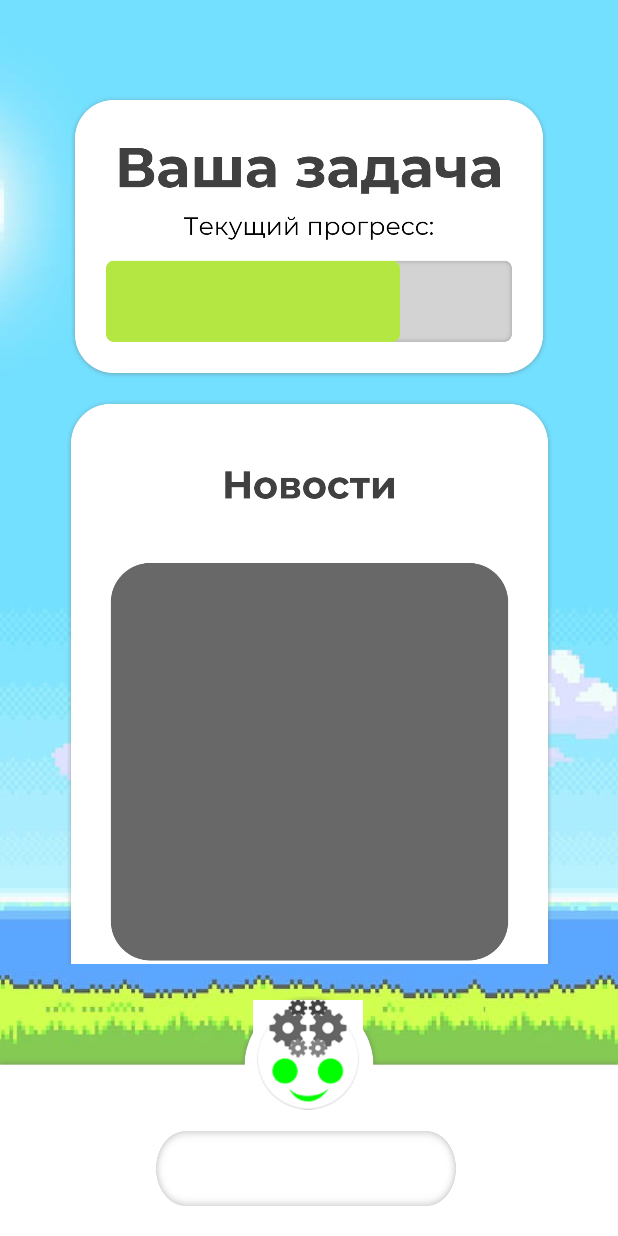
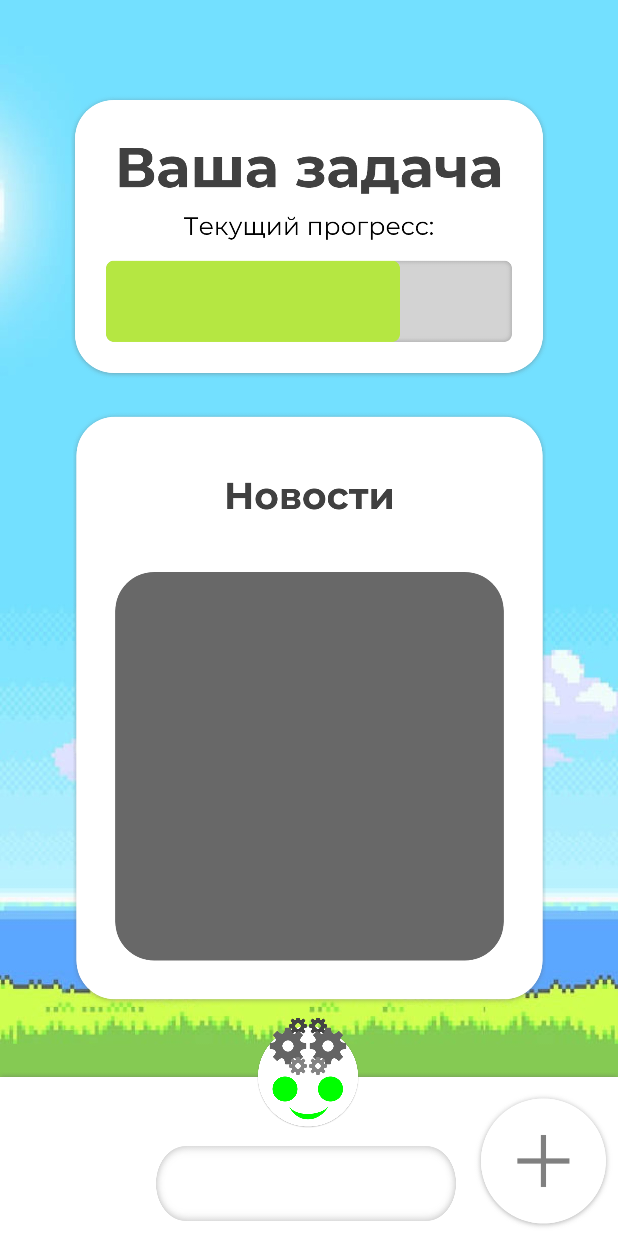
Before and after one commit to TeamPythonSharp/KeGO_client, an Android app: the screen it shows after launch (MainActivity), on a phone screen of 412 x 824 dp. Run offline under Robolectric (Android 15) with nearby library versions, the phone set to English and light mode, and no system bars.

Commit message:
Merge remote-tracking branch 'origin/widget'

```diff
--- a/app/build.gradle
+++ b/app/build.gradle
@@ -37,6 +37,7 @@ dependencies {
     implementation 'androidx.appcompat:appcompat:1.4.2'
     implementation 'com.google.android.material:material:1.6.1'
     implementation 'androidx.constraintlayout:constraintlayout:2.1.4'
+    implementation 'io.github.pilgr:paperdb:2.7.2'
     testImplementation 'junit:junit:4.13.2'
     androidTestImplementation 'androidx.test.ext:junit:1.1.3'
     androidTestImplementation 'androidx.test.espresso:espresso-core:3.4.0'
--- a/app/src/main/java/com/example/kegowidget/KeGOWidget.java
+++ b/app/src/main/java/com/example/kego_client/KeGOWidget.java
@@ -1,4 +1,4 @@
-package com.example.kegowidget;
+package com.example.kego_client;
 
 import android.app.PendingIntent;
 import android.appwidget.AppWidgetManager;
--- a/app/src/main/java/com/example/kego_client/MainActivity.kt
+++ b/app/src/main/java/com/example/kego_client/MainActivity.kt
@@ -21,5 +21,12 @@ class MainActivity : AppCompatActivity() {
             val intent = Intent(this@MainActivity, TasksActivity::class.java)
             startActivity(intent, options.toBundle())
         }
+
+        val toWidgetConfigButton = findViewById<ImageView>(R.id.to_widget_config)
+        toWidgetConfigButton.setOnClickListener{
+            val intent = Intent(this@MainActivity, TimerConfigActivity::class.java)
+            startActivity(intent)
+            overridePendingTransition(android.R.anim.fade_in, android.R.anim.fade_out)
+        }
     }
 }
--- a/app/src/main/java/com/example/kegowidget/TimerConfigActivity.java
+++ b/app/src/main/java/com/example/kego_client/TimerConfigActivity.java
@@ -1,4 +1,4 @@
-package com.example.kegowidget;
+package com.example.kego_client;
 
 
 import android.widget.Button;
@@ -44,7 +44,7 @@ public class TimerConfigActivity extends AppCompatActivity {
             }
             Paper.book().write("data_and_time", diff_date);
             Toast.makeText(TimerConfigActivity.this, "Поехали!",Toast.LENGTH_SHORT).show();
-            finish();
+            finishAfterTransition();
         });
     }
 }
--- a/app/src/main/res/layout/activity_main.xml
+++ b/app/src/main/res/layout/activity_main.xml
@@ -9,9 +9,9 @@
 
     <ImageView
         android:id="@+id/news"
-        android:layout_width="323dp"
-        android:layout_height="552dp"
-        android:layout_marginTop="176dp"
+        android:layout_width="319dp"
+        android:layout_height="404dp"
+        android:layout_marginTop="270dp"
         android:contentDescription="@string/nothing"
         app:layout_constraintEnd_toEndOf="parent"
         app:layout_constraintStart_toStartOf="parent"
@@ -21,9 +21,9 @@
     <ImageView
         android:id="@+id/main_bottom"
         android:layout_width="match_parent"
-        android:layout_height="wrap_content"
-        android:adjustViewBounds="true"
+        android:layout_height="150dp"
         android:contentDescription="@string/nothing"
+        android:scaleType="fitXY"
         app:layout_constraintBottom_toBottomOf="parent"
         app:layout_constraintEnd_toEndOf="parent"
         app:layout_constraintStart_toStartOf="parent"
@@ -33,15 +33,14 @@
         android:id="@+id/main_logo"
         android:layout_width="73dp"
         android:layout_height="82dp"
-        android:layout_marginBottom="80dp"
+        android:clickable="true"
         android:contentDescription="@string/app_name"
-        android:clickable="true"
         android:focusable="true"
         android:transitionName="logo_transition"
-        app:layout_constraintBottom_toBottomOf="parent"
         app:layout_constraintEnd_toEndOf="parent"
         app:layout_constraintHorizontal_bias="0.498"
         app:layout_constraintStart_toStartOf="parent"
+        app:layout_constraintTop_toTopOf="@+id/main_bottom"
         app:srcCompat="@drawable/logo"
         tools:ignore="DuplicateSpeakableTextCheck,DuplicateSpeakableTextCheck,DuplicateSpeakableTextCheck" />
 
@@ -49,14 +48,14 @@
         android:id="@+id/textInputLayout"
         android:layout_width="200dp"
         android:layout_height="50dp"
-        android:layout_marginBottom="20dp"
+        android:layout_marginBottom="10dp"
         android:background="@drawable/input"
         app:boxBackgroundMode="none"
+        app:hintEnabled="false"
         app:layout_constraintBottom_toBottomOf="parent"
         app:layout_constraintEnd_toEndOf="parent"
         app:layout_constraintHorizontal_bias="0.492"
-        app:layout_constraintStart_toStartOf="parent"
-        app:hintEnabled="false" >
+        app:layout_constraintStart_toStartOf="parent">
 
         <com.google.android.material.textfield.TextInputEditText
             android:layout_width="match_parent"
@@ -76,4 +75,15 @@
         app:layout_constraintTop_toTopOf="parent"
         app:srcCompat="@drawable/progress" />
 
+    <ImageView
+        android:id="@+id/to_widget_config"
+        android:layout_width="100dp"
+        android:layout_height="100dp"
+        android:clickable="true"
+        android:focusable="true"
+        android:contentDescription="@string/end_time"
+        app:layout_constraintBottom_toBottomOf="parent"
+        app:layout_constraintEnd_toEndOf="parent"
+        app:srcCompat="@drawable/button_plus" />
+
 </androidx.constraintlayout.widget.ConstraintLayout>
--- a/app/src/main/res/values/colors.xml
+++ b/app/src/main/res/values/colors.xml
@@ -7,4 +7,9 @@
     <color name="teal_700">#FF018786</color>
     <color name="black">#FF000000</color>
     <color name="white">#FFFFFFFF</color>
+    <color name="back">#333</color>
+    <color name="light_blue_50">#FFE1F5FE</color>
+    <color name="light_blue_200">#FF81D4FA</color>
+    <color name="light_blue_600">#FF039BE5</color>
+    <color name="light_blue_900">#FF01579B</color>
 </resources>
```
Also changed, not shown: app/src/main/AndroidManifest.xml (+13 -1 lines), app/src/main/res/layout/activity_timer_config.xml (+14 -10 lines), app/src/main/res/values/strings.xml (+9 -0 lines), app/src/main/res/values/themes.xml (+8 -0 lines), app/src/main/res/drawable-v24/logo.png, app/src/main/res/drawable/bottom.png, app/src/main/res/drawable/news.png, 4 other files.
